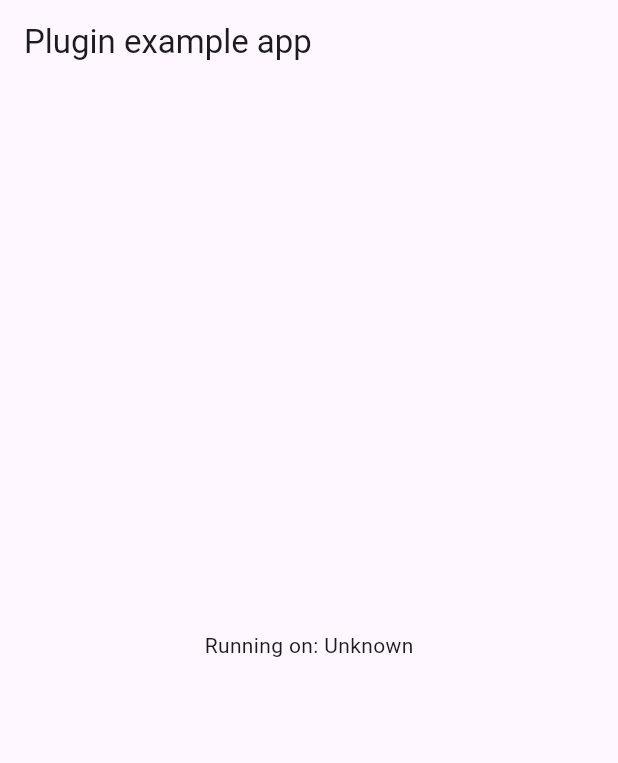
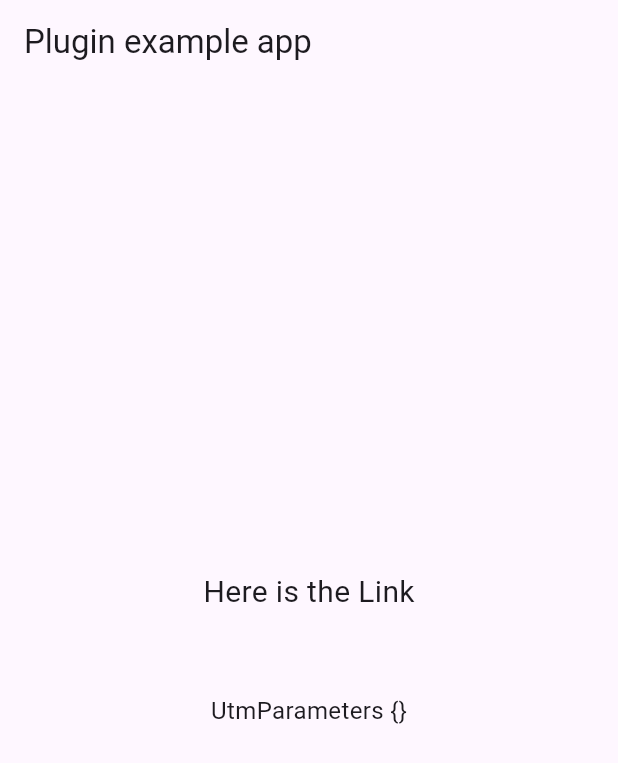
Before and after one commit to truenary/sojolink_pkg, a Flutter app: the screen it shows after launch, on a phone screen of 412 x 824 dp. Shown: the top 763 px of the screen. Run offline on Flutter 3.47's test engine with Material 3 defaults, Android fonts, the phone set to English and light mode, and no system bars; our stand-ins replace plugin_platform_interface.

Commit message:
feat: setup example app for plugin testing and demo

```diff
--- a/example/lib/main.dart
+++ b/example/lib/main.dart
@@ -1,7 +1,6 @@
+import 'dart:developer';
+
 import 'package:flutter/material.dart';
-import 'dart:async';
-
-import 'package:flutter/services.dart';
 import 'package:sojo_link/sojo_link.dart';
 
 void main() {
@@ -16,34 +15,18 @@ class MyApp extends StatefulWidget {
 }
 
 class _MyAppState extends State<MyApp> {
-  String _platformVersion = 'Unknown';
-  final _sojoLinkPlugin = SojoLink();
+  String deepLink = "";
+  Map<String, dynamic> utmParam = {};
 
   @override
   void initState() {
     super.initState();
-    initPlatformState();
-  }
-
-  // Platform messages are asynchronous, so we initialize in an async method.
-  Future<void> initPlatformState() async {
-    String platformVersion;
-    // Platform messages may fail, so we use a try/catch PlatformException.
-    // We also handle the message potentially returning null.
-    try {
-      platformVersion =
-          await _sojoLinkPlugin.getPlatformVersion() ?? 'Unknown platform version';
-    } on PlatformException {
-      platformVersion = 'Failed to get platform version.';
-    }
-
-    // If the widget was removed from the tree while the asynchronous platform
-    // message was in flight, we want to discard the reply rather than calling
-    // setState to update our non-existent appearance.
-    if (!mounted) return;
-
+    SojoLink.instance.onLink.listen((pendingDynamicLink) {
+      log("AppLink: ${pendingDynamicLink.link.toString()}");
       setState(() {
-      _platformVersion = platformVersion;
+        deepLink = pendingDynamicLink.link.toString();
+        utmParam = pendingDynamicLink.utmParameters;
+      });
     });
   }
 
@@ -55,9 +38,34 @@ class _MyAppState extends State<MyApp> {
             title: const Text('Plugin example app'),
           ),
           body: Center(
-          child: Text('Running on: $_platformVersion\n'),
+            child: Column(
+              mainAxisAlignment: MainAxisAlignment.center,
+              crossAxisAlignment: CrossAxisAlignment.center,
+              children: [
+                const Text(
+                  "Here is the Link",
+                  style: TextStyle(fontSize: 20),
                 ),
+                const SizedBox(
+                  height: 15,
                 ),
+                Text(
+                  deepLink,
+                  style: const TextStyle(fontSize: 16),
+                ),
+                const SizedBox(
+                  height: 15,
+                ),
+                Text(
+                  "UtmParameters $utmParam",
+                  style: const TextStyle(fontSize: 16),
+                ),
+                const SizedBox(
+                  height: 15,
+                ),
+              ],
+            ),
+          )),
     );
   }
 }
```
Also changed, not shown: 2 other files. Lines whose indentation alone changed are shown as unchanged.
